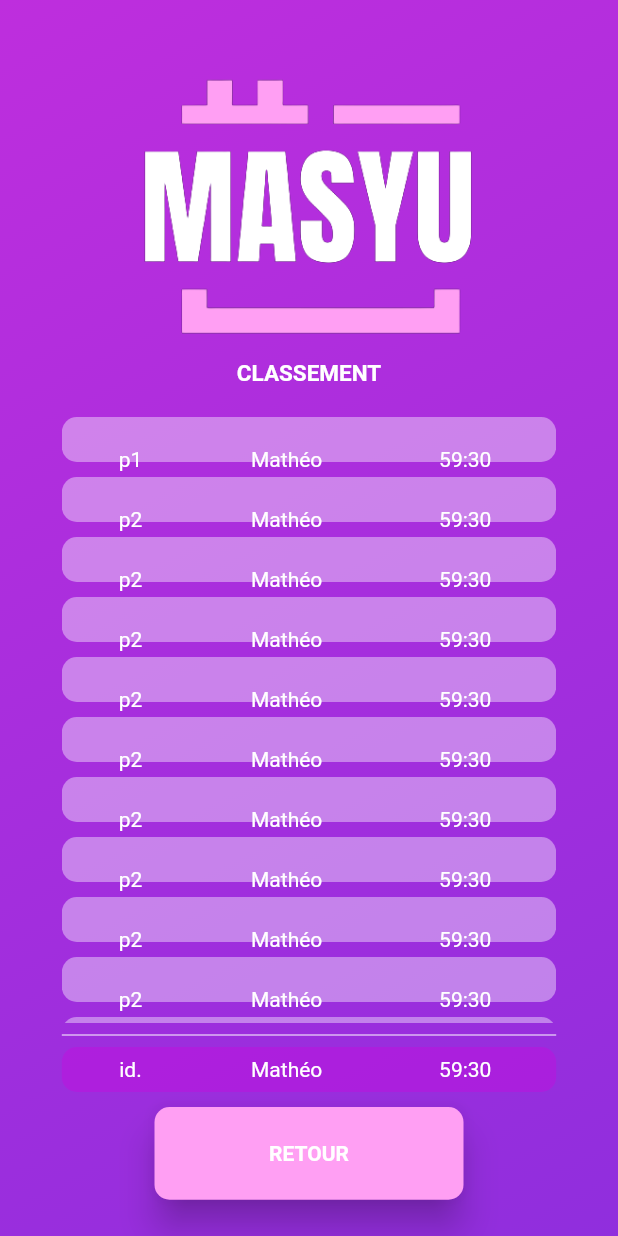
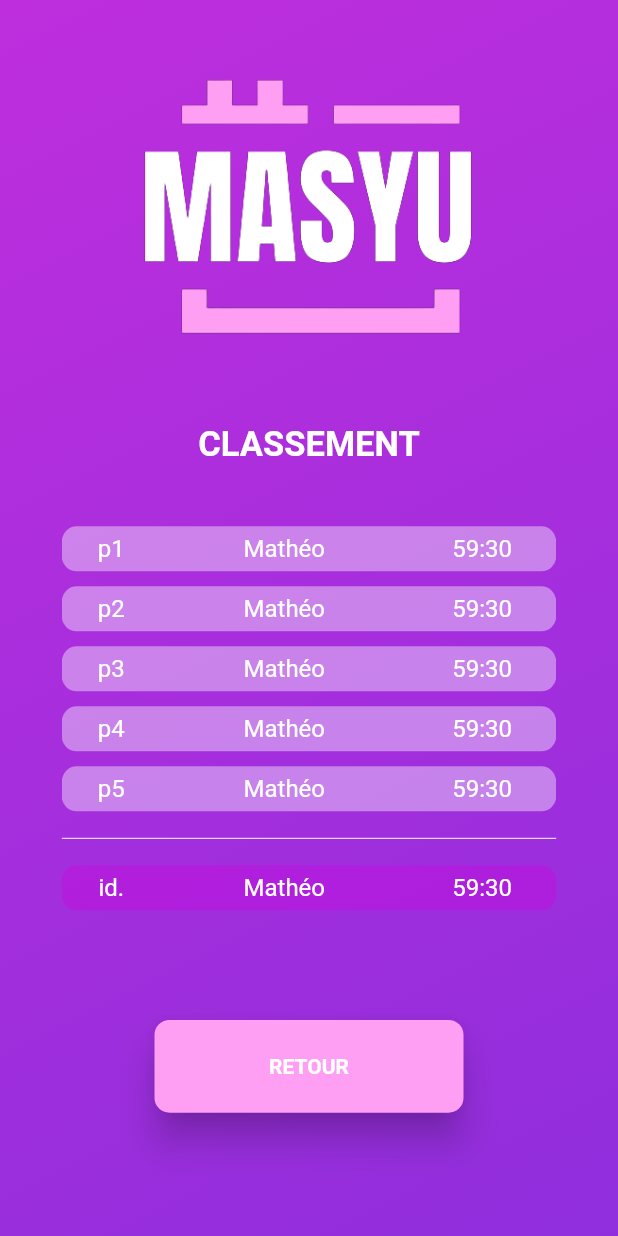
Before and after one commit to rob1juan/masyu_game, a Flutter app: the classement_page screen opened directly with empty values, on a phone screen of 412 x 824 dp. Run offline on Flutter 3.47's test engine with Material 2 defaults, Android fonts, the phone set to English and light mode, and no system bars; our stand-ins replace carousel_slider, fluttertoast, sqflite; missing offline and left inert: clipboard; accounts and stored records are empty.

Commit message:
Update Branch

```diff
--- a/lib/pages/classement_page.dart
+++ b/lib/pages/classement_page.dart
@@ -14,25 +14,24 @@ class classement_page extends StatelessWidget {
   List<String> players = [
     "p1",
     "p2",
-    "p2",
-    "p2",
-    "p2",
-    "p2",
-    "p2",
-    "p2",
-    "p2",
-    "p2",
-    "p2",
-    "p2",
-    "p2",
-    "p2",
-    "p2",
-    "p2",
-    "p2",
-    "p2",
-    "p2",
-    "p2",
-    "p2"
+    "p3",
+    "p4",
+    "p5",
+    "p6",
+    "p7",
+    "p8",
+    "p9",
+    "p10",
+    "p11",
+    "p12",
+    "p13",
+    "p14",
+    "p15",
+    "p16",
+    "p17",
+    "p18",
+    "p19",
+    "p20",
   ];
 
   @override
@@ -41,19 +40,18 @@ class classement_page extends StatelessWidget {
       body: Stack(
         children: BuildBasicLayout([
           SizedBox(
-            height: 15,
+            height: MediaQuery.of(context).size.height * 0.07,
           ),
           const Text(
             "CLASSEMENT",
             style: TextStyle(
-                fontSize: 15, color: Colors.white, fontWeight: FontWeight.w600),
+                fontSize: 23, color: Colors.white, fontWeight: FontWeight.w600),
           ),
           SizedBox(
-            height: 20,
+            height: MediaQuery.of(context).size.height * 0.05,
           ),
           Container(
-            // height: 200,
-            height: MediaQuery.of(context).size.height - 420,
+            height: 200,
             width: MediaQuery.of(context).size.width * 0.8,
             child: ScrollConfiguration(
                 behavior:
@@ -61,56 +59,47 @@ class classement_page extends StatelessWidget {
                 child: ListView.builder(
                     itemCount:
                         players.length, // nombre d'éléments dans la liste
-                    itemBuilder: (context, index) => Stack(children: [
-                          const SizedBox(
-                            height: 40,
-                          ),
+                    itemBuilder: (context, index) => Column(children: [
                           Container(
                               height: 30,
                               decoration: BoxDecoration(
                                 color: Colors.white.withOpacity(0.4),
                                 borderRadius: BorderRadius.circular(10),
                               ),
-                            child: ListTile(
-                                title: Row(
-                                    crossAxisAlignment: CrossAxisAlignment.end,
-                                    children: [
+                              child: Row(children: [
                                 Expanded(
                                     flex: 2,
                                     child: Text(
-                                        players[index],
+                                      players[index], //ICI
                                       style: const TextStyle(
-                                            fontSize: 14.0,
-                                            color: Colors.white),
+                                          fontSize: 16.0, color: Colors.white),
                                       textAlign: TextAlign.center,
                                     )),
                                 Expanded(
                                     flex: 5,
                                     child: Text(
-                                        "Mathéo",
+                                      "Mathéo", //ICI
                                       style: const TextStyle(
-                                            fontSize: 14.0,
-                                            color: Colors.white),
+                                          fontSize: 16.0, color: Colors.white),
                                       textAlign: TextAlign.center,
                                     )),
                                 Expanded(
                                     flex: 3,
                                     child: Text(
-                                        "59:30",
+                                      "59:30", //ICI
                                       style: const TextStyle(
-                                            fontSize: 14.0,
-                                            color: Colors.white),
+                                          fontSize: 16.0, color: Colors.white),
                                       textAlign: TextAlign.center,
                                     )),
                               ])),
-                          ),
                           const SizedBox(
-                            height: 40,
+                            height: 10,
                           ),
                         ]))),
           ),
           Container(
             width: MediaQuery.of(context).size.width * 0.8,
+            height: MediaQuery.of(context).size.height - 560,
             child: footer(context),
           )
         ], false),
@@ -138,8 +127,11 @@ class classement_page extends StatelessWidget {
     }
     return Column(
       children: [
-        Divider(
+        const Divider(
           color: Colors.white,
+        ),
+        const SizedBox(
+          height: 10,
         ),
         Container(
           height: 30,
@@ -148,38 +140,30 @@ class classement_page extends StatelessWidget {
             borderRadius: BorderRadius.circular(10),
           ),
           child: Row(children: [
-            SizedBox(
-              width: 16,
-            ),
             Expanded(
                 flex: 2,
                 child: Text(
-                  "id.",
-                  style: const TextStyle(fontSize: 14.0, color: Colors.white),
+                  "id.", //ICI
+                  style: const TextStyle(fontSize: 16.0, color: Colors.white),
                   textAlign: TextAlign.center,
                 )),
             Expanded(
                 flex: 5,
                 child: Text(
-                  "Mathéo",
-                  style: const TextStyle(fontSize: 14.0, color: Colors.white),
+                  "Mathéo", //ICI
+                  style: const TextStyle(fontSize: 16.0, color: Colors.white),
                   textAlign: TextAlign.center,
                 )),
             Expanded(
                 flex: 3,
                 child: Text(
-                  "59:30",
-                  style: const TextStyle(fontSize: 14.0, color: Colors.white),
+                  "59:30", //ICI
+                  style: const TextStyle(fontSize: 16.0, color: Colors.white),
                   textAlign: TextAlign.center,
                 )),
-            SizedBox(
-              width: 16,
-            ),
           ]),
         ),
-        SizedBox(
-          height: 10,
-        ),
+        const Expanded(flex: 1, child: SizedBox()),
         ElevatedButton(
           onPressed: () {
             Navigator.pop(context);
@@ -187,72 +171,8 @@ class classement_page extends StatelessWidget {
           child: const Text('RETOUR'),
           style: SecondaryButton(context),
         ),
+        const Expanded(flex: 1, child: SizedBox()),
       ],
     );
   }
-
-  //1ere version
-  /**
-  @override
-  Widget build(BuildContext context) {
-    return Scaffold(
-      body: NestedScrollView(
-        headerSliverBuilder: (BuildContext context, bool innerBoxIsScrolled) {
-          return <Widget>[
-            SliverPersistentHeader(
-              pinned: true,
-              delegate: MyHeaderDelegate(),
-            ),
-          ];
-        },
-        body: CustomScrollView(
-          slivers: [
-            SliverFixedExtentList(
-              itemExtent: 30,
-              delegate: SliverChildBuilderDelegate(
-                (context, index) => ListTile(
-                  title: Text(
-                    players[index],
-                    style: const TextStyle(fontSize: 20.0),
-                  ),
-                ),
-                childCount: players.length,
-              ),
-            )
-          ],
-        ),
-      ),
-    );
-  }*/
 }
-
-// class MyHeaderDelegate extends SliverPersistentHeaderDelegate {
-//   @override
-//   Widget build(
-//       BuildContext context, double shrinkOffset, bool overlapsContent) {
-//     return Container(
-//       color: Colors.blue,
-//       child: Column(
-//         children: [
-//           Expanded(
-//             child: Image.asset(
-//               'assets/logo.png',
-//               fit: BoxFit.cover,
-//             ),
-//           ),
-//         ],
-//       ),
-//     );
-//   }
-
-//   @override
-//   double get maxExtent => 200.0;
-
-//   @override
-//   double get minExtent => 200.0;
-
-//   @override
-//   bool shouldRebuild(covariant SliverPersistentHeaderDelegate oldDelegate) {
-//     return true;
-//   }
-// }
```
Lines whose indentation alone changed are shown as unchanged.
